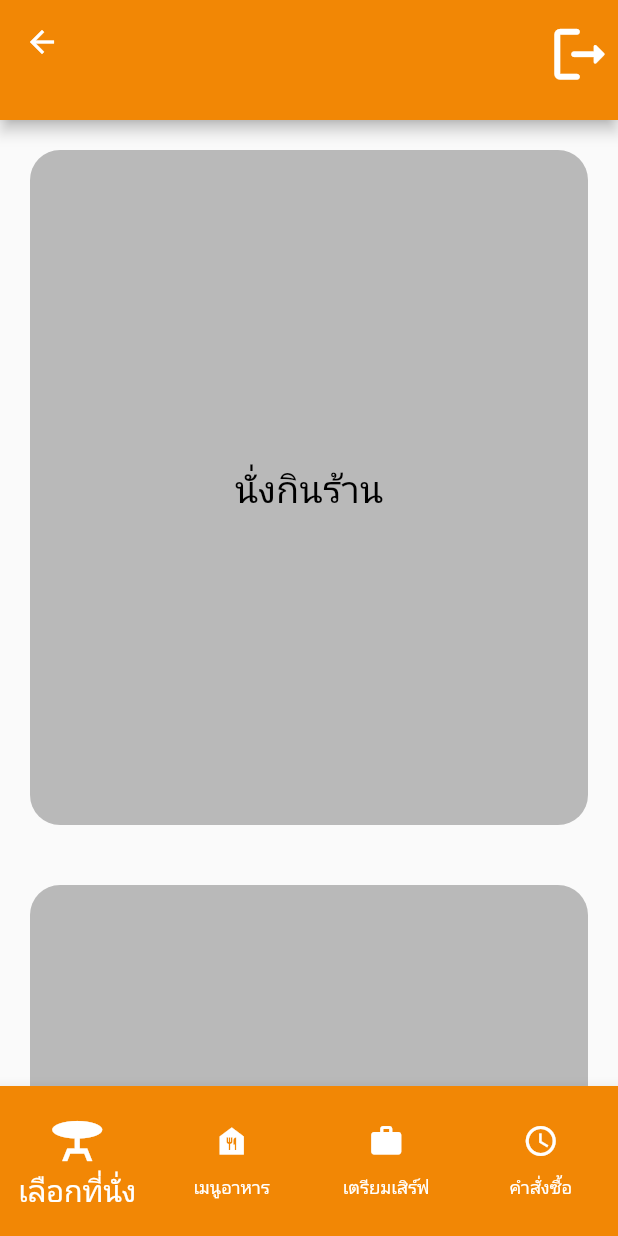
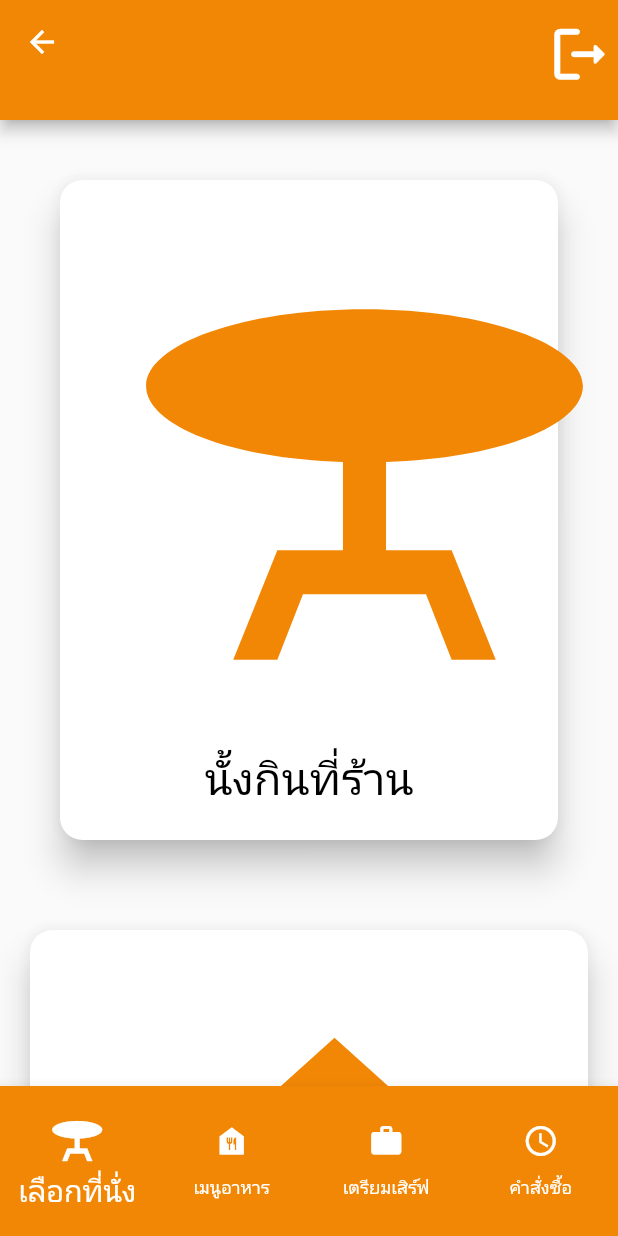
Before and after one commit to phet14251426/flutter-project, a Flutter app: the NavbarEmployeeUI screen opened directly, on a phone screen of 412 x 824 dp. Run offline on Flutter 3.47's test engine with Material 2 defaults, Android fonts, the phone set to English and light mode, and no system bars; our stand-ins replace font_awesome_flutter, google_fonts; network calls fail.

Commit message:
order_page

```diff
--- /dev/null
+++ b/lib/constants/assets_home.dart
@@ -0,0 +1,5 @@
+class Asset_Home{
+  static const String IMAGE = 'assets/images';
+  static const String HOME_IMAGE = '$IMAGE/restaurant.png';
+
+}
--- /dev/null
+++ b/lib/home/widgets/order_at_home.dart
@@ -0,0 +1,92 @@
+import 'package:flutter/material.dart';
+import 'package:francies_mobie_1/views/confirm.dart';
+import 'package:francies_mobie_1/views/home_page.dart';
+import 'package:francies_mobie_1/views/menu_ui.dart';
+import 'package:francies_mobie_1/views/order_ui.dart';
+import 'package:francies_mobie_1/views/select_table_ui.dart';
+import 'package:francies_mobie_1/views/navbar_ui.dart';
+
+
+class order_at_home extends StatefulWidget {
+  const order_at_home({super.key});
+
+  @override
+  State<order_at_home> createState() => _order_at_homeState();
+}
+
+class _order_at_homeState extends State<order_at_home> {
+  @override
+  Widget build(BuildContext context) {
+    return Card(
+      elevation: 10,
+      margin: EdgeInsets.all(20.0),
+      shape: RoundedRectangleBorder(
+        borderRadius: BorderRadius.circular(15.0),
+      ),
+      child: Container(
+        height: 400,
+        width: 400,
+        margin: EdgeInsets.all(20),
+        decoration: BoxDecoration(
+          borderRadius: BorderRadius.circular(20.0),
+        ),
+        child: TextButton(
+          onPressed: () {
+            Navigator.push(
+                context,
+                MaterialPageRoute(
+                  builder: (context) => MenuUI(),
+                ));
+          },
+          child: Center(
+            child: Column(
+              mainAxisSize: MainAxisSize.min,
+              children: <Widget>[
+                Icon(
+                  Icons.home,
+                  size: 350.0,
+                  color: Color(0xFFF28705),
+                ),
+                Text(
+                  'สั่งกลับบ้าน',
+                  style: TextStyle(
+                      fontSize: 30.0,
+                      fontWeight: FontWeight.w500,
+                      color: Colors.black),
+                ),
+              ],
+            ),
+          ),
+        ),
+      ),
+    );
+
+    // return Container(
+
+    //   height: 450,
+    //   width: 450,
+    //   margin: EdgeInsets.all(20),
+
+    //   decoration: BoxDecoration(
+    //       borderRadius: BorderRadius.circular(20.0),
+    //       color: Color.fromARGB(255, 249, 50, 0)),
+    //   child: TextButton(
+    //     onPressed: () {
+    //       // Navigator.push(
+    //       //     context,
+    //       //   MaterialPageRoute(
+    //       //     builder: (context) => (),
+    //       //   )
+    //       // );
+    //     },
+    //     child: Column(
+    //       children: <Widget>[
+    //       icon : Icon(Icon.table_bar_sharp),
+    //       Text('สั่งกลับบ้าน'),
+    //       ]
+
+    //     ),
+    //   ),
+    // );
+  }
+}
--- /dev/null
+++ b/lib/home/widgets/order_at_restaurant.dart
@@ -0,0 +1,66 @@
+import 'package:flutter/src/widgets/container.dart';
+import 'package:flutter/src/widgets/framework.dart';
+import 'package:flutter/material.dart';
+import 'package:francies_mobie_1/constants/assets.dart';
+import 'package:francies_mobie_1/constants/assets_home.dart';
+import 'package:francies_mobie_1/views/navbar_ui.dart';
+import 'package:francies_mobie_1/constants/assets_home.dart';
+
+
+class order_at_restaurant extends StatefulWidget {
+  final double elevation = 20;
+
+  const order_at_restaurant({super.key});
+
+  @override
+  State<order_at_restaurant> createState() => _order_at_restaurantState();
+}
+
+class _order_at_restaurantState extends State<order_at_restaurant> {
+  @override
+  Widget build(BuildContext context) {
+    return Card(
+      elevation: 10,
+      margin: EdgeInsets.all(40.0),
+      shape: RoundedRectangleBorder(
+        borderRadius: BorderRadius.circular(15.0),
+      ),
+      child: Container(
+        height: 400,
+        width: 400,
+        margin: EdgeInsets.all(20),
+        child: TextButton(
+          onPressed: () {
+            // Navigator.push(
+            //     context,
+            //   MaterialPageRoute(
+            //     builder: (context) => (),
+            //   )
+            // );
+          },
+          child: Center(
+            child: Column(
+
+
+              mainAxisSize: MainAxisSize.min,
+              children: <Widget>[
+                Icon(
+                  Icons.table_bar_sharp,
+                  size: 350.0,
+                  color: Color(0xFFF28705),
+                ),
+                Text(
+                  'นั้งกินที่ร้าน',
+                  style: TextStyle(
+                      fontSize: 30.0,
+                      fontWeight: FontWeight.w500,
+                      color: Colors.black),
+                ),
+              ],
+            ),
+          ),
+        ),
+      ),
+    );
+  }
+}
--- a/lib/login/widgets/order_at_home.dart
+++ /dev/null
@@ -1,66 +0,0 @@
-import 'package:flutter/src/widgets/container.dart';
-import 'package:flutter/src/widgets/framework.dart';
-import 'package:flutter/material.dart';
-
-class order_at_home extends StatefulWidget {
-  const order_at_home({super.key});
-
-  @override
-  State<order_at_home> createState() => _order_at_homeState();
-}
-
-class _order_at_homeState extends State<order_at_home> {
-  @override
-  Widget build(BuildContext context) {
-    return Container(
-      height: 450,
-      width: 450,
-      margin: EdgeInsets.all(20),
-      decoration: BoxDecoration(
-          borderRadius: BorderRadius.circular(20.0), color: Colors.black26),
-      child: TextButton(
-        onPressed: () {
-          // Navigator.push(
-          //     context,
-          //   MaterialPageRoute(
-          //     builder: (context) => (),
-          //   )
-          // );
-        },
-        child: Text(
-          'สั่งกลับบ้าน',
-          style: TextStyle(color: Colors.black, fontSize: 25),
-
-        ),
-      ),
-    );
-
-    // return Container(
-
-    //   height: 450,
-    //   width: 450,
-    //   margin: EdgeInsets.all(20),
-
-    //   decoration: BoxDecoration(
-    //       borderRadius: BorderRadius.circular(20.0),
-    //       color: Color.fromARGB(255, 249, 50, 0)),
-    //   child: TextButton(
-    //     onPressed: () {
-    //       // Navigator.push(
-    //       //     context,
-    //       //   MaterialPageRoute(
-    //       //     builder: (context) => (),
-    //       //   )
-    //       // );
-    //     },
-    //     child: Column(
-    //       children: <Widget>[
-    //       icon : Icon(Icon.table_bar_sharp),
-    //       Text('สั่งกลับบ้าน'),
-    //       ]
-
-    //     ),
-    //   ),
-    // );
-  }
-}
--- a/lib/login/widgets/order_at_restaurant.dart
+++ /dev/null
@@ -1,41 +0,0 @@
-import 'package:flutter/src/widgets/container.dart';
-import 'package:flutter/src/widgets/framework.dart';
-import 'package:flutter/material.dart';
-
-class order_at_restaurant extends StatefulWidget {
-  final double elevation = 20;
-
-  const order_at_restaurant({super.key});
-
-
-  @override
-  State<order_at_restaurant> createState() => _order_at_restaurantState();
-}
-
-class _order_at_restaurantState extends State<order_at_restaurant> {
-  @override
-  Widget build(BuildContext context) {
-    return Container(
-      height: 450,
-      width: 450,
-      margin: EdgeInsets.all(20),
-      decoration: BoxDecoration(
-          borderRadius: BorderRadius.circular(20.0), color: Colors.black26),
-      child: TextButton(
-
-        onPressed: () {
-          // Navigator.push(
-          //     context,
-          //   MaterialPageRoute(
-          //     builder: (context) => (),
-          //   )
-          // );
-        },
-        child: Text(
-          'นั่งกินร้าน',
-          style: TextStyle(color: Colors.black, fontSize: 25),
-        ),
-      ),
-    );
-  }
-}
--- a/lib/main.dart
+++ b/lib/main.dart
@@ -1,6 +1,6 @@
 import 'package:flutter/material.dart';
 import 'package:francies_mobie_1/login/widgets/login_from.dart';
-import 'package:francies_mobie_1/login/widgets/order_at_home.dart';
+import 'package:francies_mobie_1/home/widgets/order_at_home.dart';
 import 'package:francies_mobie_1/views/home_page.dart';
 import 'package:francies_mobie_1/views/navbar_manager_ui.dart';
 import 'package:francies_mobie_1/views/navbar_ui.dart';
@@ -11,7 +11,7 @@ void main() {
   runApp(
     MaterialApp(
       debugShowCheckedModeBanner: false,
-      home: NavbarEmployeeUI(),
+      home: LoginUI(),
     ),
   );
 }
--- a/lib/views/home_page.dart
+++ b/lib/views/home_page.dart
@@ -3,8 +3,8 @@ import 'package:flutter/src/widgets/container.dart';
 import 'package:flutter/src/widgets/framework.dart';
 import 'package:flutter/material.dart';
 import 'package:francies_mobie_1/constants/assets.dart';
-import 'package:francies_mobie_1/login/widgets/order_at_home.dart';
-import 'package:francies_mobie_1/login/widgets/order_at_restaurant.dart';
+import 'package:francies_mobie_1/home/widgets/order_at_home.dart';
+import 'package:francies_mobie_1/home/widgets/order_at_restaurant.dart';
 
 class HomePage extends StatefulWidget {
   const HomePage({super.key});
```
Also changed, not shown: lib/views/menu_ui.dart (+47 -10 lines), assets/images/restaurant.png (added).
